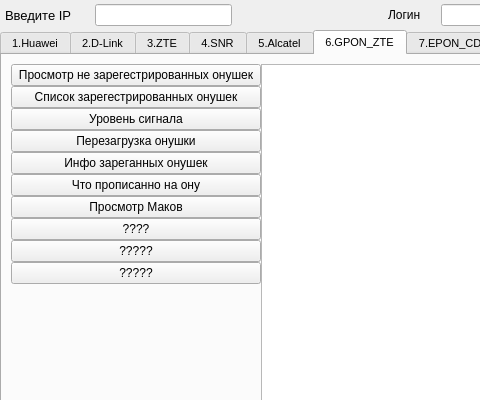
Qt form disein.ui (saidgadgiev/FlyTech) before a commit; both pictures show x 0 to 480 and y 0 to 400 of the 800 by 600 pixel window.
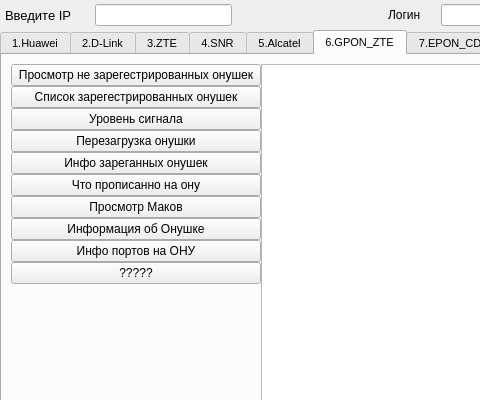
The same form after that commit. The open tabs and pages were chosen to show the change.

Patch:
```diff
--- a/disein.ui
+++ b/disein.ui
@@ -1722,7 +1722,7 @@
                  </size>
                 </property>
                 <property name="text">
-                 <string>????</string>
+                 <string>Информация об Онушке</string>
                 </property>
                </widget>
               </item>
@@ -1741,7 +1741,7 @@
                  </size>
                 </property>
                 <property name="text">
-                 <string>?????</string>
+                 <string>Инфо портов на ОНУ</string>
                 </property>
                </widget>
               </item>
```
Left out of the diff: 16 changed lines with no effect on the pictures.
